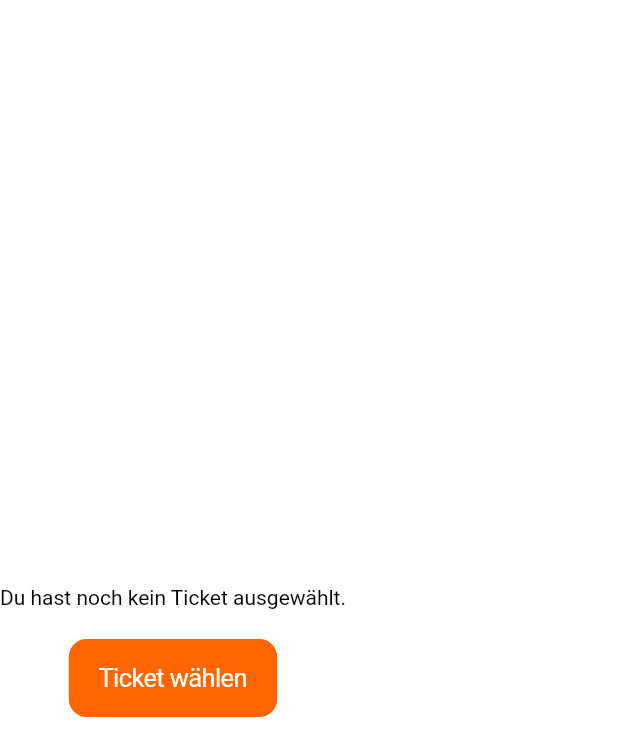
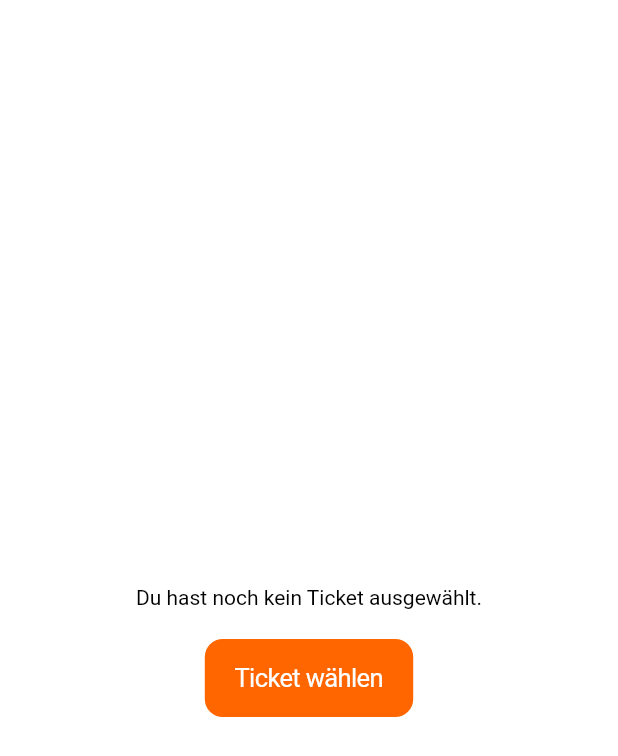
Before and after one commit to maurice0800/fb4_app, a Flutter app: the TicketViewerPage screen opened directly, on a phone screen of 412 x 824 dp. Shown: the top 756 px of the screen. Run offline on Flutter 3.47's test engine with Material 2 defaults, Android fonts, the phone set to English and light mode, and no system bars; our stand-ins replace file_picker, firebase_core, firebase_messaging, flutter_colorpicker, flutter_markdown, flutter_secure_storage and 3 more; missing offline and left inert: brightness_volume, flutter_cupertino_settings, group_list_view, json_store, pdf_render, quick_actions; accounts and stored records are empty; statements that could not run were skipped.

```diff
--- a/lib/areas/schedule/models/selected_course_info.dart
+++ b/lib/areas/schedule/models/selected_course_info.dart
@@ -8,6 +8,9 @@ class SelectedCourseInfo {
     if (groupString != "") {
       this.groupLetter = groupString.substring(0, 1);
       this.groupNumber = groupString.substring(1);
+    } else {
+      this.groupLetter = "";
+      this.groupNumber = "";
     }
   }
 }
--- a/lib/areas/ticket/screens/ticket_viewer_page.dart
+++ b/lib/areas/ticket/screens/ticket_viewer_page.dart
@@ -28,7 +28,9 @@ class TicketViewerPage extends StatelessWidget {
 
   Widget buildSelectTicket(
       BuildContext context, TicketOverviewViewModel viewModel) {
-    return Column(
+    return SizedBox(
+      width: double.infinity,
+      child: Column(
         mainAxisAlignment: MainAxisAlignment.center,
         children: [
           Text(
@@ -43,11 +45,13 @@ class TicketViewerPage extends StatelessWidget {
                 FilePicker.platform.pickFiles().then((result) => {
                       if (result != null)
                         {
-                        viewModel.extractImageFromPdf(result.files.first.path!),
+                          viewModel
+                              .extractImageFromPdf(result.files.first.path!),
                         }
                     });
               })
         ],
+      ),
     );
   }
 
```
Also changed, not shown: lib/areas/more/viewmodels/settings_page_view_model.dart (+4 -6 lines), lib/areas/schedule/viewmodels/schedule_overview_viewmodel.dart (+2 -6 lines), lib/areas/schedule/widgets/schedule_card.dart (+11 -5 lines). Lines whose indentation alone changed are shown as unchanged.
